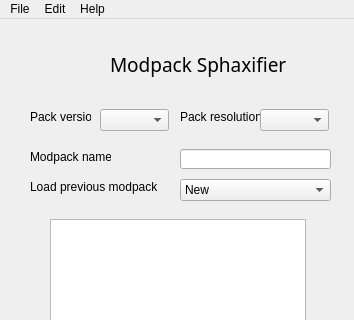
The window that resources/views/main.ui (maicol07/modpack_sphaxifier) describes before a commit, drawn with Qt 5; both pictures show x 0 to 354 and y 0 to 320 of the 354 by 483 pixel window.
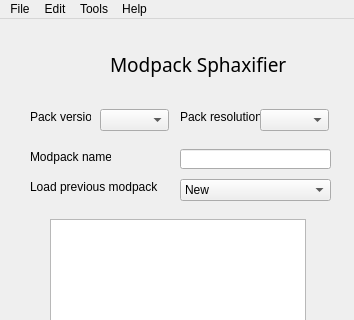
The same window after the commit. Icons and pictures are not drawn.

Diff of the .ui file:
```diff
--- a/resources/views/main.ui
+++ b/resources/views/main.ui
@@ -228,8 +228,15 @@
     <addaction name="actionAbout_Qt"/>
     <addaction name="actionAbout"/>
    </widget>
+      <widget class="QMenu" name="menuTools">
+          <property name="title">
+              <string>Tools</string>
+          </property>
+          <addaction name="actionCredits_editor"/>
+      </widget>
    <addaction name="menuFile"/>
    <addaction name="menuEdit"/>
+      <addaction name="menuTools"/>
    <addaction name="menuHelp"/>
   </widget>
   <widget class="QStatusBar" name="statusbar"/>
```
Left out of the diff: 8 changed lines with no effect on the pictures. Lines whose indentation alone changed are shown as unchanged.
